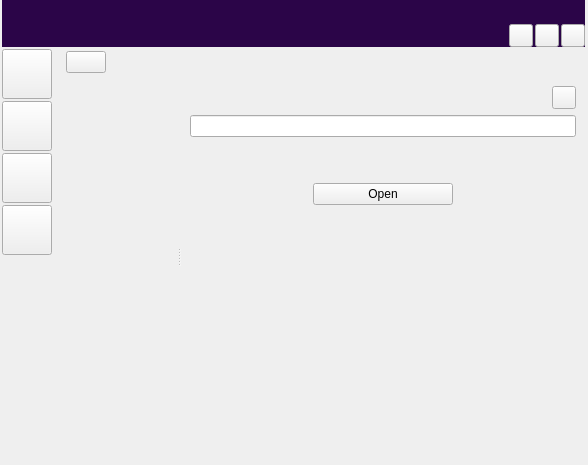
This is ui/home_view.ui in zkovari/plotlyst as Qt 5 draws it before an edit. The edited form follows.
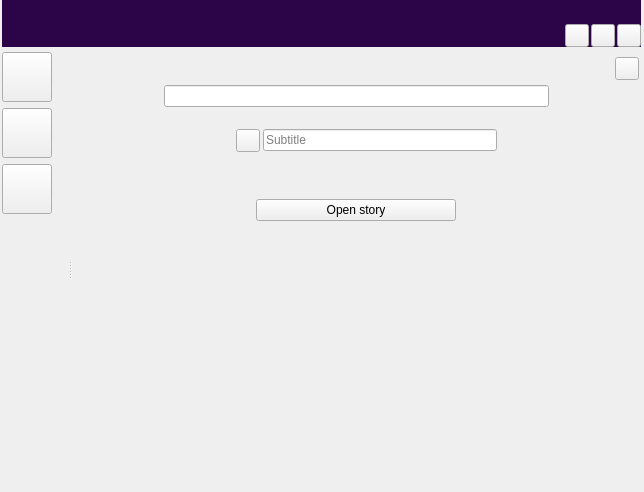
This is the edited form. The open tabs and pages were chosen to show the change.

Commit message:
Add new home novel view (#590)
* Add new home novel view

* progress

* make novels selection display empty page

* banner

* ui for subtitle

* icon selector

* subtitle

* set icon

* add btn on novels

* delete novel from tree

Diff of the .ui file:
```diff
--- a/ui/home_view.ui
+++ b/ui/home_view.ui
@@ -6,8 +6,8 @@
    <rect>
     <x>0</x>
     <y>0</y>
-    <width>588</width>
-    <height>465</height>
+    <width>644</width>
+    <height>492</height>
    </rect>
   </property>
   <property name="windowTitle">
@@ -20,7 +20,7 @@
   </property>
   <layout class="QVBoxLayout" name="verticalLayout">
    <property name="spacing">
-    <number>2</number>
+    <number>0</number>
    </property>
    <property name="leftMargin">
     <number>2</number>
@@ -114,8 +114,14 @@
    </item>
    <item>
     <layout class="QHBoxLayout" name="horizontalLayout_3">
+     <property name="spacing">
+      <number>6</number>
+     </property>
      <item>
       <layout class="QVBoxLayout" name="verticalLayout_3">
+       <property name="topMargin">
+        <number>5</number>
+       </property>
        <item>
         <widget class="QToolButton" name="btnLibrary">
          <property name="minimumSize">
@@ -196,46 +202,6 @@
          </attribute>
         </widget>
        </item>
-       <item>
-        <widget class="QToolButton" name="btnNotes">
-         <property name="minimumSize">
-          <size>
-           <width>50</width>
-           <height>50</height>
-          </size>
-         </property>
-         <property name="maximumSize">
-          <size>
-           <width>50</width>
-           <height>50</height>
-          </size>
-         </property>
-         <property name="cursor">
-          <cursorShape>PointingHandCursor</cursorShape>
-         </property>
-         <property name="toolTip">
-          <string>Notes</string>
-         </property>
-         <property name="text">
-          <string/>
-         </property>
-         <property name="iconSize">
-          <size>
-           <width>32</width>
-           <height>32</height>
-          </size>
-         </property>
-         <property name="checkable">
-          <bool>true</bool>
-         </property>
-         <property name="base" stdset="0">
-          <bool>true</bool>
-         </property>
-         <attribute name="buttonGroup">
-          <string notr="true">buttonGroup</string>
-         </attribute>
-        </widget>
-       </item>
        <item>
         <widget class="QToolButton" name="btnRoadmap">
          <property name="minimumSize">
@@ -296,7 +262,7 @@
        <widget class="QWidget" name="pageLibrary">
         <layout class="QVBoxLayout" name="verticalLayout_10">
          <property name="spacing">
-          <number>3</number>
+          <number>0</number>
          </property>
          <property name="leftMargin">
           <number>10</number>
@@ -320,58 +286,9 @@
            </property>
            <widget class="QWidget" name="layoutWidget">
             <layout class="QVBoxLayout" name="verticalLayout_9">
-             <item>
-              <widget class="QWidget" name="wdgShelvesBar" native="true">
-               <property name="sizePolicy">
-                <sizepolicy hsizetype="Preferred" vsizetype="Maximum">
-                 <horstretch>0</horstretch>
-                 <verstretch>0</verstretch>
-                </sizepolicy>
-               </property>
-               <layout class="QVBoxLayout" name="verticalLayout_8">
-                <property name="spacing">
-                 <number>0</number>
-                </property>
-                <property name="leftMargin">
-                 <number>2</number>
-                </property>
-                <property name="topMargin">
-                 <number>2</number>
-                </property>
-                <property name="rightMargin">
-                 <number>2</number>
-                </property>
-                <property name="bottomMargin">
-                 <number>2</number>
-                </property>
-                <item>
-                 <widget class="QPushButton" name="btnAdd">
-                  <property name="sizePolicy">
-                   <sizepolicy hsizetype="Maximum" vsizetype="Fixed">
-                    <horstretch>0</horstretch>
-                    <verstretch>0</verstretch>
-                   </sizepolicy>
-                  </property>
-                  <property name="cursor">
-                   <cursorShape>PointingHandCursor</cursorShape>
-                  </property>
-                  <property name="toolTip">
-                   <string>Add new story</string>
-                  </property>
-                  <property name="text">
-                   <string/>
-                  </property>
-                  <property name="positive" stdset="0">
-                   <bool>true</bool>
-                  </property>
-                  <property name="base" stdset="0">
-                   <bool>true</bool>
-                  </property>
-                 </widget>
-                </item>
-               </layout>
-              </widget>
-             </item>
+             <property name="topMargin">
+              <number>5</number>
+             </property>
              <item>
               <widget class="QWidget" name="wdgShelvesParent" native="true">
                <property name="sizePolicy">
@@ -404,66 +321,28 @@
                 <property name="bottomMargin">
                  <number>1</number>
                 </property>
-                <item>
-                 <spacer name="horizontalSpacer">
-                  <property name="orientation">
-                   <enum>Qt::Horizontal</enum>
-                  </property>
-                  <property name="sizeHint" stdset="0">
-                   <size>
-                    <width>40</width>
-                    <height>20</height>
-                   </size>
-                  </property>
-                 </spacer>
-                </item>
                </layout>
               </widget>
              </item>
              <item>
               <widget class="QStackedWidget" name="stackWdgNovels">
-               <widget class="QWidget" name="pageNovels">
-                <layout class="QVBoxLayout" name="verticalLayout_11">
-                 <property name="spacing">
-                  <number>0</number>
-                 </property>
-                 <property name="leftMargin">
-                  <number>0</number>
-                 </property>
-                 <property name="topMargin">
-                  <number>0</number>
-                 </property>
-                 <property name="rightMargin">
-                  <number>0</number>
-                 </property>
-                 <property name="bottomMargin">
-                  <number>0</number>
-                 </property>
-                 <item>
-                  <widget class="QFrame" name="novels">
-                   <property name="sizePolicy">
-                    <sizepolicy hsizetype="Preferred" vsizetype="Expanding">
-                     <horstretch>0</horstretch>
-                     <verstretch>0</verstretch>
-                    </sizepolicy>
-                   </property>
-                   <property name="styleSheet">
-                    <string notr="true">.QFrame {
-	background-color: rgb(255, 255, 255);
-}</string>
-                   </property>
-                   <property name="frameShape">
-                    <enum>QFrame::Box</enum>
-                   </property>
-                   <property name="frameShadow">
-                    <enum>QFrame::Raised</enum>
-                   </property>
-                  </widget>
-                 </item>
-                </layout>
-               </widget>
                <widget class="QWidget" name="pageEmpty">
+                <property name="white-bg" stdset="0">
+                 <bool>true</bool>
+                </property>
                 <layout class="QVBoxLayout" name="verticalLayout_12">
+                 <property name="leftMargin">
+                  <number>0</number>
+                 </property>
+                 <property name="topMargin">
+                  <number>0</number>
+                 </property>
+                 <property name="rightMargin">
+                  <number>0</number>
+                 </property>
+                 <property name="bottomMargin">
+                  <number>0</number>
+                 </property>
                  <item>
                   <spacer name="verticalSpacer_3">
                    <property name="orientation">
@@ -521,7 +400,25 @@
                 </layout>
                </widget>
                <widget class="QWidget" name="pageNovelDisplay">
+                <property name="white-bg" stdset="0">
+                 <bool>true</bool>
+                </property>
                 <layout class="QVBoxLayout" name="verticalLayout_13">
+                 <property name="spacing">
+                  <number>3</number>
+                 </property>
+                 <property name="leftMargin">
+                  <number>2</number>
+                 </property>
+                 <property name="topMargin">
+                  <number>2</number>
+                 </property>
+                 <property name="rightMargin">
+                  <number>2</number>
+                 </property>
+                 <property name="bottomMargin">
+                  <number>2</number>
+                 </property>
                  <item alignment="Qt::AlignRight">
                   <widget class="QToolButton" name="btnNovelSettings">
                    <property name="text">
@@ -533,7 +430,203 @@
                   </widget>
                  </item>
                  <item>
-                  <widget class="QLineEdit" name="lineNovelTitle"/>
+                  <widget class="QWidget" name="wdgTitleParent" native="true">
+                   <layout class="QHBoxLayout" name="horizontalLayout_4">
+                    <property name="spacing">
+                     <number>0</number>
+                    </property>
+                    <property name="leftMargin">
+                     <number>10</number>
+                    </property>
+                    <property name="topMargin">
+                     <number>0</number>
+                    </property>
+                    <property name="rightMargin">
+                     <number>10</number>
+                    </property>
+                    <property name="bottomMargin">
+                     <number>0</number>
+                    </property>
+                    <item>
+                     <spacer name="horizontalSpacer">
+                      <property name="orientation">
+                       <enum>Qt::Horizontal</enum>
+                      </property>
+                      <property name="sizeType">
+                       <enum>QSizePolicy::Fixed</enum>
+                      </property>
+                      <property name="sizeHint" stdset="0">
+                       <size>
+                        <width>40</width>
+                        <height>20</height>
+                       </size>
+                      </property>
+                     </spacer>
+                    </item>
+                    <item>
+                     <widget class="QWidget" name="wdgTitle" native="true">
+                      <property name="maximumSize">
+                       <size>
+                        <width>1000</width>
+                        <height>16777215</height>
+                       </size>
+                      </property>
+                      <layout class="QHBoxLayout" name="horizontalLayout_2">
+                       <property name="spacing">
+                        <number>3</number>
+                       </property>
+                       <property name="leftMargin">
+                        <number>40</number>
+                       </property>
+                       <property name="topMargin">
+                        <number>2</number>
+                       </property>
+                       <property name="rightMargin">
+                        <number>40</number>
+                       </property>
+                       <property name="bottomMargin">
+                        <number>2</number>
+                       </property>
+                       <item>
+                        <widget class="QLineEdit" name="lineNovelTitle"/>
+                       </item>
+                      </layout>
+                     </widget>
+                    </item>
+                    <item>
+                     <spacer name="horizontalSpacer_3">
+                      <property name="orientation">
+                       <enum>Qt::Horizontal</enum>
+                      </property>
+                      <property name="sizeType">
+                       <enum>QSizePolicy::Fixed</enum>
+                      </property>
+                      <property name="sizeHint" stdset="0">
+                       <size>
+                        <width>40</width>
+                        <height>20</height>
+                       </size>
+                      </property>
+                     </spacer>
+                    </item>
+                   </layout>
+                  </widget>
+                 </item>
+                 <item>
+                  <widget class="QWidget" name="wdgAttributesParent" native="true">
+                   <layout class="QHBoxLayout" name="horizontalLayout_6">
+                    <property name="spacing">
+                     <number>3</number>
+                    </property>
+                    <property name="leftMargin">
+                     <number>2</number>
+                    </property>
+                    <property name="topMargin">
+                     <number>15</number>
+                    </property>
+                    <property name="rightMargin">
+                     <number>2</number>
+                    </property>
+                    <property name="bottomMargin">
+                     <number>2</number>
+                    </property>
+                    <item>
+                     <spacer name="horizontalSpacer_4">
+                      <property name="orientation">
+                       <enum>Qt::Horizontal</enum>
+                      </property>
+                      <property name="sizeType">
+                       <enum>QSizePolicy::Fixed</enum>
+                      </property>
+                      <property name="sizeHint" stdset="0">
+                       <size>
+                        <width>40</width>
+                        <height>20</height>
+                       </size>
+                      </property>
+                     </spacer>
+                    </item>
+                    <item>
+                     <widget class="QWidget" name="wdgSubtitleParent" native="true">
+                      <property name="maximumSize">
+                       <size>
+                        <width>1000</width>
+                        <height>16777215</height>
+                       </size>
+                      </property>
+                      <layout class="QHBoxLayout" name="horizontalLayout_7">
+                       <property name="spacing">
+                        <number>3</number>
+                       </property>
+                       <property name="leftMargin">
+                        <number>100</number>
+                       </property>
+                       <property name="topMargin">
+                        <number>2</number>
+                       </property>
+                       <property name="rightMargin">
+                        <number>100</number>
+                       </property>
+                       <property name="bottomMargin">
+                        <number>2</number>
+                       </property>
+                       <item>
+                        <spacer name="horizontalSpacer_6">
+                         <property name="orientation">
+                          <enum>Qt::Horizontal</enum>
+                         </property>
+                         <property name="sizeType">
+                          <enum>QSizePolicy::Fixed</enum>
+                         </property>
+                         <property name="sizeHint" stdset="0">
+                          <size>
+                           <width>20</width>
+                           <height>20</height>
+                          </size>
+                         </property>
+                        </spacer>
+                       </item>
+                       <item>
+                        <widget class="QToolButton" name="iconSubtitle">
+                         <property name="text">
+                          <string/>
+                         </property>
+                        </widget>
+                       </item>
+                       <item>
+                        <widget class="QLineEdit" name="lineSubtitle">
+                         <property name="maximumSize">
+                          <size>
+                           <width>16777215</width>
+                           <height>16777215</height>
+                          </size>
+                         </property>
+                         <property name="placeholderText">
+                          <string>Subtitle</string>
+                         </property>
+                        </widget>
+                       </item>
+                      </layout>
+                     </widget>
+                    </item>
+                    <item>
+                     <spacer name="horizontalSpacer_5">
+                      <property name="orientation">
+                       <enum>Qt::Horizontal</enum>
+                      </property>
+                      <property name="sizeType">
+                       <enum>QSizePolicy::Fixed</enum>
+                      </property>
+                      <property name="sizeHint" stdset="0">
+                       <size>
+                        <width>40</width>
+                        <height>20</height>
+                       </size>
+                      </property>
+                     </spacer>
+                    </item>
+                   </layout>
+                  </widget>
                  </item>
                  <item>
                   <spacer name="verticalSpacer_5">
@@ -561,7 +654,7 @@
                    </property>
                    <property name="minimumSize">
                     <size>
-                     <width>140</width>
+                     <width>200</width>
                      <height>0</height>
                     </size>
                    </property>
@@ -572,14 +665,14 @@
                     <string>Open story</string>
                    </property>
                    <property name="text">
-                    <string>Open</string>
-                   </property>
-                   <property name="highlighted" stdset="0">
-                    <bool>true</bool>
+                    <string>Open story</string>
                    </property>
                    <property name="base" stdset="0">
                     <bool>true</bool>
                    </property>
+                   <property name="positive" stdset="0">
+                    <bool>true</bool>
+                   </property>
                   </widget>
                  </item>
                  <item>
@@ -616,17 +709,6 @@
          </item>
         </layout>
        </widget>
-       <widget class="QWidget" name="pageNotes">
-        <layout class="QVBoxLayout" name="verticalLayout_6">
-         <item alignment="Qt::AlignHCenter">
-          <widget class="QLabel" name="label_2">
-           <property name="text">
-            <string>Coming soon</string>
-           </property>
-          </widget>
-         </item>
-        </layout>
-       </widget>
        <widget class="QWidget" name="pageRoadmap">
         <layout class="QVBoxLayout" name="verticalLayout_7">
          <item alignment="Qt::AlignHCenter">
```
The commit also changes 9 other files.
